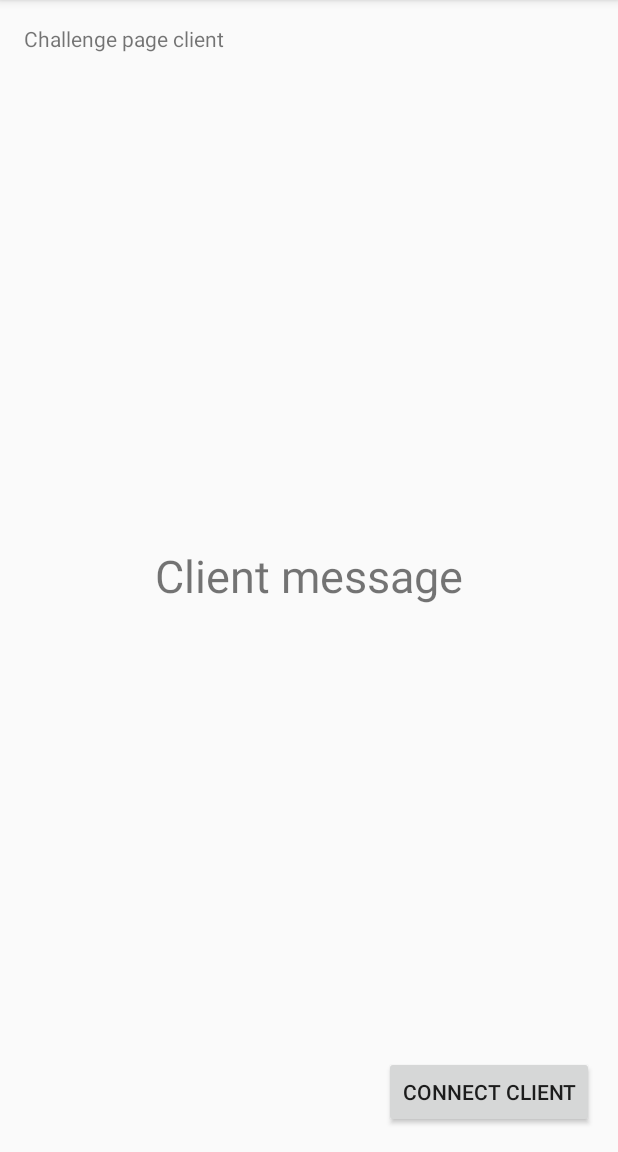
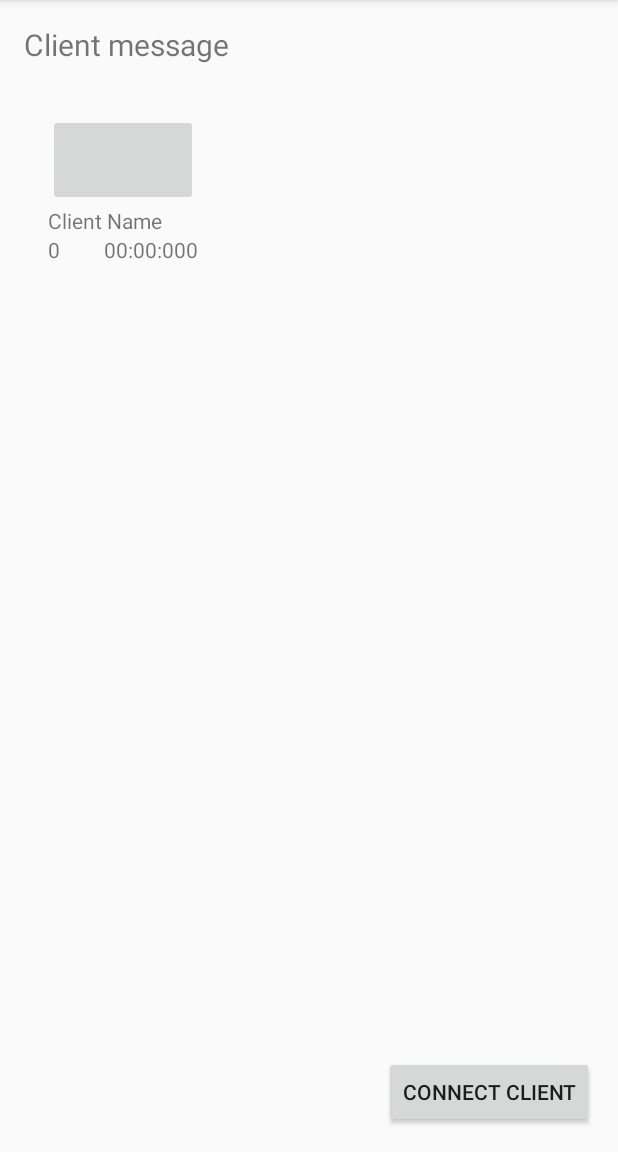
Before and after one commit to Arpoapps/apps, an Android app: the fragment ChallengePageClient placed in its activity, on a phone screen of 412 x 824 dp, the part 84-1236 px from its top. Run offline under Robolectric (Android 15) with nearby library versions, the phone set to English and light mode, and no system bars.

Commit message:
GridView is added to client

```diff
--- a/MyChallenge/app/src/main/java/com/arpo/mychallenge/ChallengePageClient.java
+++ b/MyChallenge/app/src/main/java/com/arpo/mychallenge/ChallengePageClient.java
@@ -9,7 +9,11 @@ import android.view.LayoutInflater;
 import android.view.View;
 import android.view.ViewGroup;
 import android.widget.Button;
+import android.widget.GridView;
 import android.widget.TextView;
+
+import java.util.ArrayList;
+import java.util.List;
 
 
 /**
@@ -34,6 +38,9 @@ public class ChallengePageClient extends Fragment {
 
     Client arpoClient;
     ArpoWifi wifiModule;
+    GridView gv_avatarCl;
+    List<ListAvatar> list;
+    AdapterChallengers avatarAdapter;
 
     public void print(String str)
     {
@@ -71,12 +78,34 @@ public class ChallengePageClient extends Fragment {
         }
     }
 
+    private void fillAvatarInfo()
+    {
+        list = new ArrayList<>();
+        ListAvatar p1 = new ListAvatar();
+        // adding self information
+        {
+            p1.setName("Client Name");
+            p1.setPushUpTaken("0");
+            p1.setPushUPTimeTaken("00:00:000");
+            list.add(p1);
+        }
+
+        avatarAdapter = new AdapterChallengers(getContext(), list);
+        gv_avatarCl.setAdapter(avatarAdapter);
+
+    }
+
     @Override
     public View onCreateView(LayoutInflater inflater, ViewGroup container,
                              Bundle savedInstanceState) {
         // Inflate the layout for this fragment
         View rootView =  inflater.inflate(R.layout.fragment_challenge_page_client, container, false);
         final TextView msg = (TextView) rootView.findViewById(R.id.txt_msg);
+
+        gv_avatarCl = (GridView)rootView.findViewById(R.id.gv_client);
+        gv_avatarCl.setNumColumns(2);
+        fillAvatarInfo();
+
 
         new Thread(new Runnable() {
             public void run(){
@@ -90,7 +119,7 @@ public class ChallengePageClient extends Fragment {
                     print("GOT IP ADDRESS");
                     Thread.sleep(3000);
                     print("TRY CONNECTING");
-                    arpoClient = new Client("192.168.43.1", 8080, msg,getActivity());
+                    arpoClient = new Client("192.168.43.1", 8080, msg,getActivity(),list,avatarAdapter);
 
                     //wifiModule.startClient("192.168.43.1", 8080, msg);
                     //arpoClient.execute();
--- a/MyChallenge/app/src/main/res/layout/fragment_challenge_page_client.xml
+++ b/MyChallenge/app/src/main/res/layout/fragment_challenge_page_client.xml
@@ -5,18 +5,6 @@
     tools:context="com.arpo.mychallenge.ChallengePageClient">
 
     <!-- TODO: Update blank fragment layout -->
-    <TextView
-        android:layout_width="match_parent"
-        android:layout_height="match_parent"
-        android:text="Challenge page client"/>
-
-    <TextView
-        android:layout_width="wrap_content"
-        android:layout_height="wrap_content"
-        android:text="Client message"
-        android:id="@+id/txt_msg"
-        android:layout_gravity="center"
-        android:textSize="30sp" />
 
     <Button
         android:layout_width="wrap_content"
@@ -25,4 +13,27 @@
         android:id="@+id/btn_connectTo"
         android:layout_gravity="right|bottom" />
 
+    <RelativeLayout
+        android:layout_width="match_parent"
+        android:layout_height="match_parent">
+
+        <GridView
+            android:layout_width="wrap_content"
+            android:layout_height="wrap_content"
+            android:layout_marginTop="60dp"
+            android:layout_marginBottom="40dp"
+            android:layout_marginLeft="16dp"
+            android:layout_marginRight="16dp"
+            android:id="@+id/gv_client"
+            android:layout_centerHorizontal="true"
+            android:numColumns="2"/>
+    </RelativeLayout>
+    <TextView
+        android:layout_width="wrap_content"
+        android:layout_height="wrap_content"
+        android:text="Client message"
+        android:id="@+id/txt_msg"
+        android:layout_gravity="left|top"
+        android:textSize="20dp" />
+
 </FrameLayout>
```
Also changed, not shown: MyChallenge/app/src/main/java/com/arpo/mychallenge/ArpoPacket.java (+40 -1 lines), MyChallenge/app/src/main/java/com/arpo/mychallenge/ChallengePageServer.java (+2 -8 lines), MyChallenge/app/src/main/java/com/arpo/mychallenge/Client.java (+48 -4 lines), MyChallenge/app/src/main/java/com/arpo/mychallenge/Server.java (+50 -9 lines).
